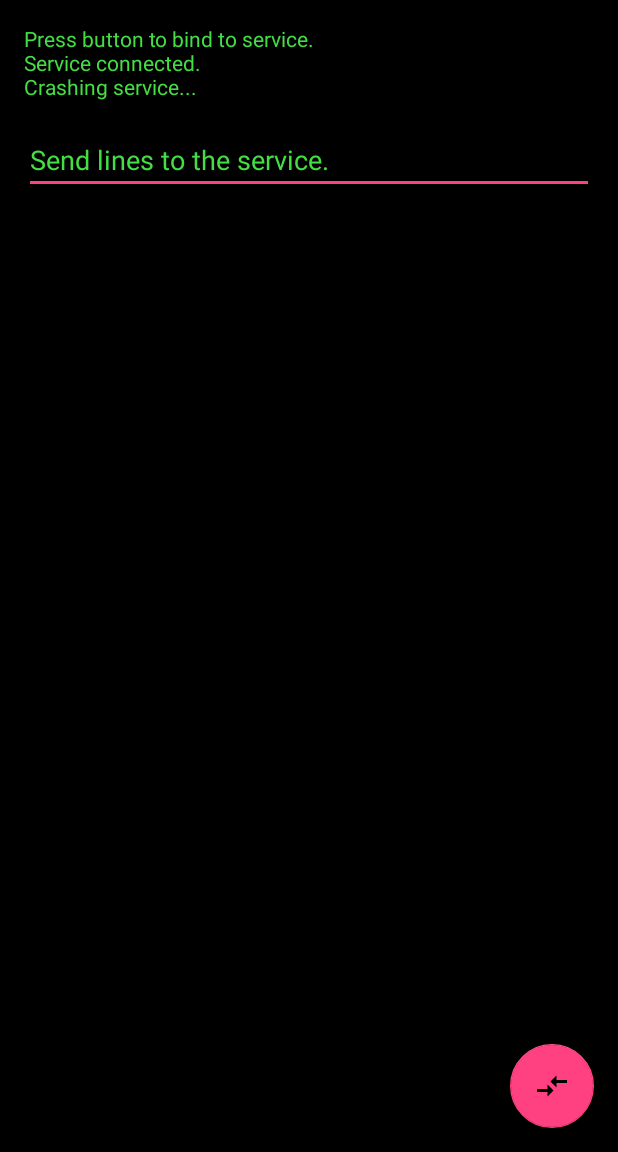
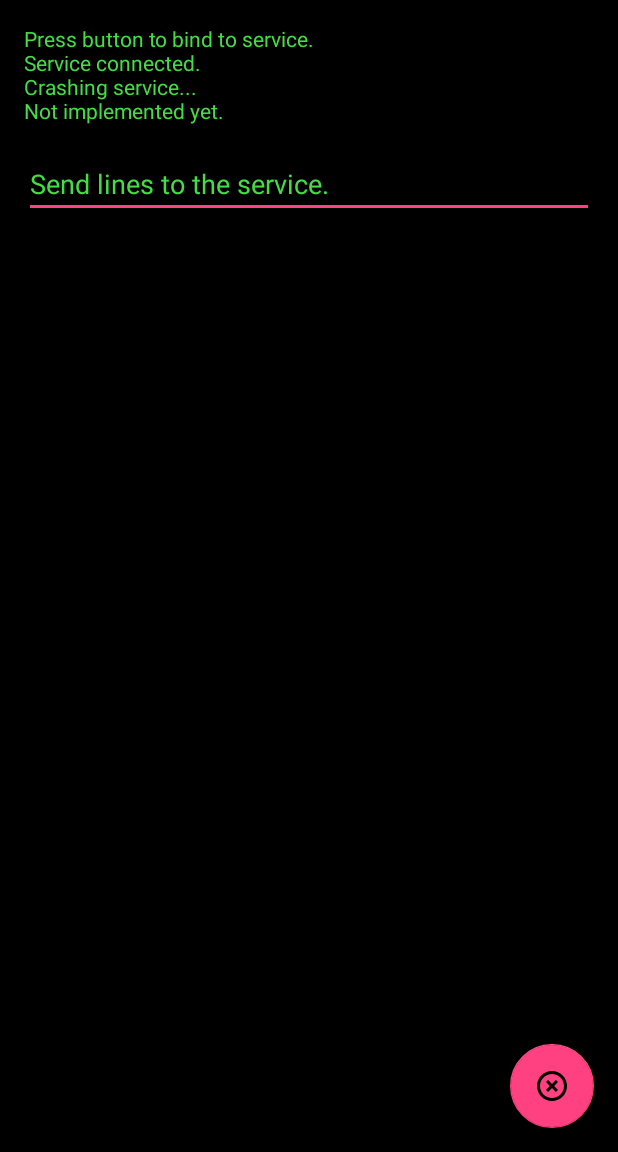
Before and after one commit to chess24com/StockfishServiceTest, an Android app: the screen it shows after launch (MainActivity), after a tap on an icon or button, on a phone screen of 412 x 824 dp, the part 84-1236 px from its top. Run offline under Robolectric (Android 15) with nearby library versions, the phone set to English and light mode, and no system bars; our stand-ins replace ButterKnife.

Commit message:
Fixed several bugs.

```diff
--- a/app/src/main/java/de/cisha/stockfishservicetest/MainActivity.java
+++ b/app/src/main/java/de/cisha/stockfishservicetest/MainActivity.java
@@ -13,6 +13,7 @@ import android.os.RemoteException;
 import android.support.v7.app.AppCompatActivity;
 import android.support.v7.widget.Toolbar;
 import android.text.InputType;
+import android.util.Log;
 import android.view.KeyEvent;
 import android.view.View;
 import android.view.inputmethod.EditorInfo;
@@ -28,6 +29,8 @@ import static de.cisha.stockfishservice.StockfishService.MSG_KEY;
 
 public class MainActivity extends AppCompatActivity {
 
+    private static final String TAG = "StockfishServiceTest";
+
     @BindView(R.id.incoming_text)
     TextView mIncomingText;
 
@@ -37,7 +40,8 @@ public class MainActivity extends AppCompatActivity {
     @OnClick(R.id.fab)
     public void crashService(View view) {
         mIncomingText.setText(mIncomingText.getText() + "Crashing service...\n");
-        // TODO
+        // TODO implement
+        mIncomingText.setText(mIncomingText.getText() + "Not implemented yet.\n");
     }
 
     @BindView(R.id.toolbar)
@@ -56,7 +60,7 @@ public class MainActivity extends AppCompatActivity {
     }
 
     void setUpEditText(EditText editText) {
-        editText.setInputType(InputType.TYPE_TEXT_FLAG_CAP_CHARACTERS);
+        editText.setInputType(InputType.TYPE_CLASS_TEXT);
         editText.setImeActionLabel("Send", EditorInfo.IME_ACTION_SEND);
         editText.setImeOptions(EditorInfo.IME_ACTION_SEND);
         editText.setLines(1);
@@ -84,6 +88,8 @@ public class MainActivity extends AppCompatActivity {
         Bundle bundle = new Bundle();
         bundle.putString(StockfishService.MSG_KEY, cmd);
         Message msg = Message.obtain();
+        Log.v(TAG, "sending message: " + cmd);
+        msg.replyTo = mMessenger;
         msg.setData(bundle);
         try {
             mService.send(msg);
@@ -100,13 +106,17 @@ public class MainActivity extends AppCompatActivity {
     class IncomingHandler extends Handler {
         @Override
         public void handleMessage(Message msg) {
+            Log.v(TAG, "incoming message");
             Bundle data = msg.peekData();
             if (data == null) {
+                Log.d(TAG, "data is null");
                 super.handleMessage(msg);
                 return;
             }
+            data.setClassLoader(Thread.currentThread().getContextClassLoader());
             String line = data.getString(MSG_KEY);
             if (line == null) {
+                Log.d(TAG, "line is null");
                 super.handleMessage(msg);
                 return;
             }
@@ -132,9 +142,6 @@ public class MainActivity extends AppCompatActivity {
         }
     }
 
-    /**
-     * Target we publish for clients to send messages to IncomingHandler.
-     */
     final Messenger mMessenger = new Messenger(new IncomingHandler());
 
     private ServiceConnection mConnection = new ServiceConnection() {
--- a/app/src/main/res/drawable/ic_bind_black_24dp.xml
+++ /dev/null
@@ -1,9 +0,0 @@
-<vector xmlns:android="http://schemas.android.com/apk/res/android"
-        android:width="24dp"
-        android:height="24dp"
-        android:viewportWidth="24.0"
-        android:viewportHeight="24.0">
-    <path
-        android:fillColor="#FF000000"
-        android:pathData="M9.01,14L2,14v2h7.01v3L13,15l-3.99,-4v3zM14.99,13v-3L22,10L22,8h-7.01L14.99,5L11,9l3.99,4z"/>
-</vector>
--- /dev/null
+++ b/app/src/main/res/drawable/ic_highlight_off_black_24dp.xml
@@ -0,0 +1,9 @@
+<vector xmlns:android="http://schemas.android.com/apk/res/android"
+        android:width="24dp"
+        android:height="24dp"
+        android:viewportWidth="24.0"
+        android:viewportHeight="24.0">
+    <path
+        android:fillColor="#FF000000"
+        android:pathData="M14.59,8L12,10.59 9.41,8 8,9.41 10.59,12 8,14.59 9.41,16 12,13.41 14.59,16 16,14.59 13.41,12 16,9.41 14.59,8zM12,2C6.47,2 2,6.47 2,12s4.47,10 10,10 10,-4.47 10,-10S17.53,2 12,2zM12,20c-4.41,0 -8,-3.59 -8,-8s3.59,-8 8,-8 8,3.59 8,8 -3.59,8 -8,8z"/>
+</vector>
--- a/app/src/main/res/layout/activity_main.xml
+++ b/app/src/main/res/layout/activity_main.xml
@@ -29,6 +29,6 @@
         android:layout_height="wrap_content"
         android:layout_gravity="bottom|end"
         android:layout_margin="@dimen/fab_margin"
-        app:srcCompat="@drawable/ic_bind_black_24dp" />
+        app:srcCompat="@drawable/ic_highlight_off_black_24dp" />
 
 </android.support.design.widget.CoordinatorLayout>
```
Also changed, not shown: stockfishservice/src/main/java/de/cisha/stockfishservice/StockfishService.java (+21 -5 lines), 1 other file.
